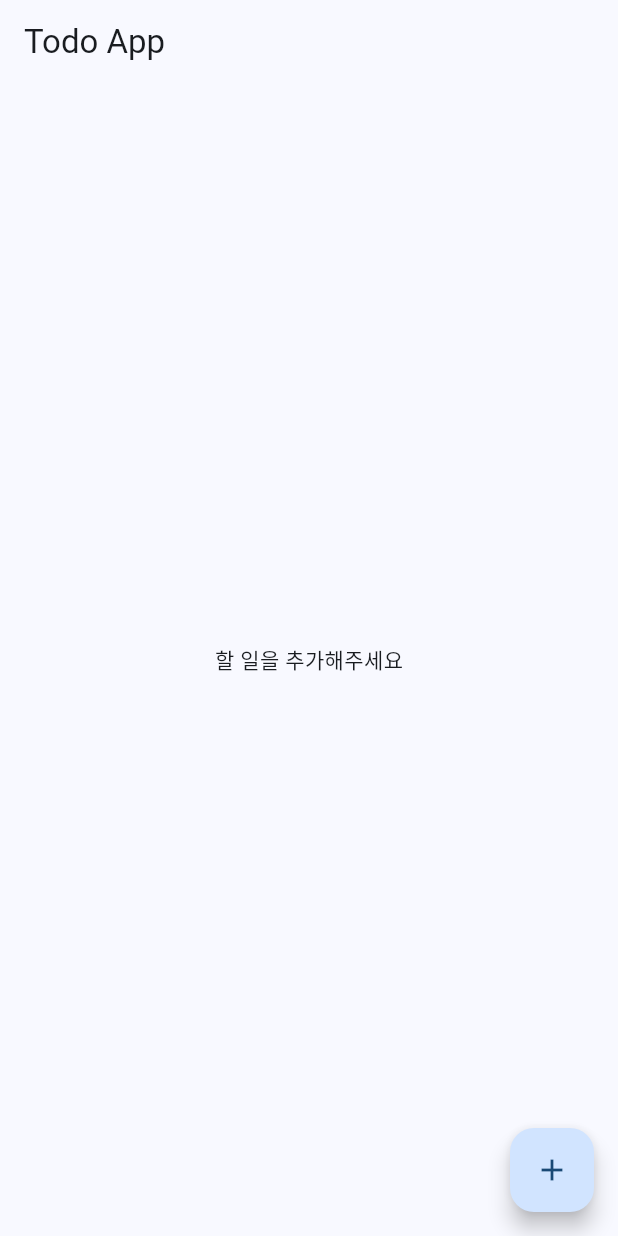
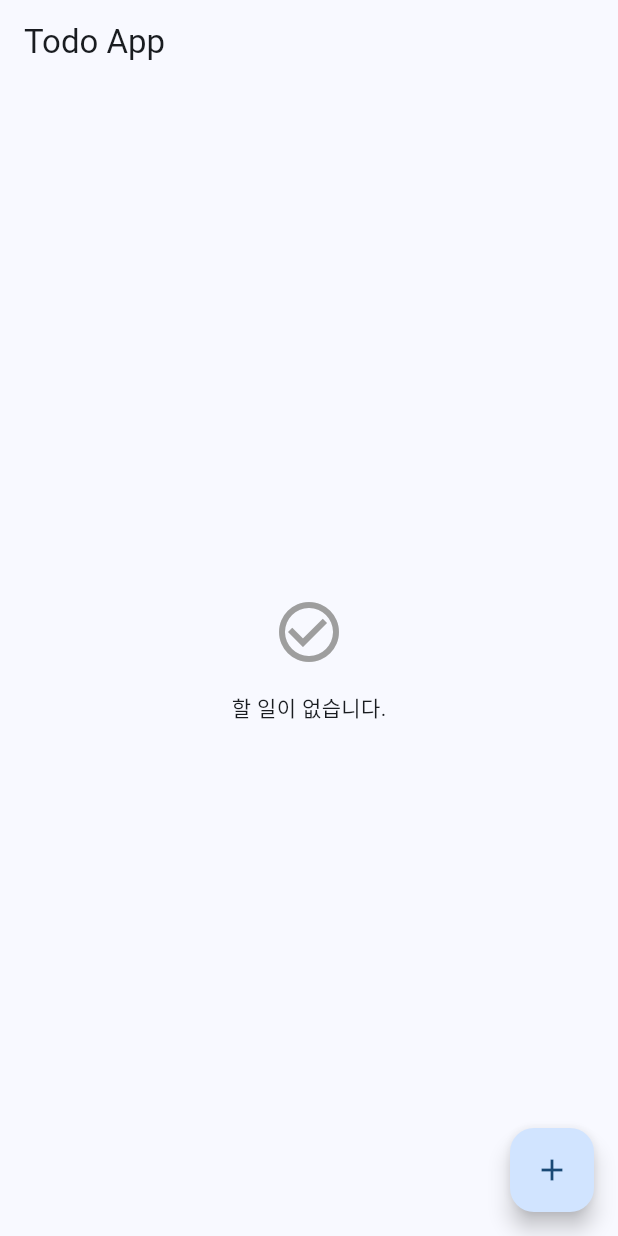
Before and after one commit to iampeel/todo_app, a Flutter app: the screen it shows after launch, on a phone screen of 412 x 824 dp. Run offline on Flutter 3.47's test engine with Material 3 defaults, Android fonts, the phone set to English and light mode, and no system bars; our stand-ins replace shared_preferences.

Commit message:
8. 로딩 상태와 에러 처리 개선 - 로딩 상태 관리:   - 작업별 로딩 상태 추가   - 로딩 인디케이터 UI 개선   - 스켈레톤 로딩 추가
- 에러 처리:
  - 에러 메시지 표시
  - 재시도 기능
  - 사용자 친화적 피드백

```diff
--- a/lib/screens/home_screen.dart
+++ b/lib/screens/home_screen.dart
@@ -16,6 +16,7 @@ class HomeScreen extends StatefulWidget {
 class _HomeScreenState extends State<HomeScreen> {
   List<Todo> _todos = [];
   bool _isLoading = true;
+  String? _error;
 
   @override
   void initState() {
@@ -24,6 +25,11 @@ class _HomeScreenState extends State<HomeScreen> {
   }
 
   Future<void> _loadTodos() async {
+    setState(() {
+      _isLoading = true;
+      _error = null;
+    });
+
     try {
       final todos = await widget.storageService.loadTodos();
       setState(() {
@@ -32,9 +38,9 @@ class _HomeScreenState extends State<HomeScreen> {
       });
     } catch (e) {
       setState(() {
+        _error = '할 일을 불러오는데 실패했습니다.';
         _isLoading = false;
       });
-      // 에러 처리는 다음 단계에서 구현
     }
   }
 
@@ -67,16 +73,49 @@ class _HomeScreenState extends State<HomeScreen> {
     await widget.storageService.saveTodos(_todos);
   }
 
-  @override
-  Widget build(BuildContext context) {
-    return Scaffold(
-      appBar: AppBar(title: const Text('Todo App')),
-      body:
-          _isLoading
-              ? const Center(child: CircularProgressIndicator())
-              : _todos.isEmpty
-              ? const Center(child: Text('할 일을 추가해주세요'))
-              : ListView.builder(
+  Widget _buildBody() {
+    if (_isLoading) {
+      return const Center(
+        child: Column(
+          mainAxisAlignment: MainAxisAlignment.center,
+          children: [
+            CircularProgressIndicator(),
+            SizedBox(height: 16),
+            Text('할 일을 불러오는 중...'),
+          ],
+        ),
+      );
+    }
+
+    if (_error != null) {
+      return Center(
+        child: Column(
+          mainAxisAlignment: MainAxisAlignment.center,
+          children: [
+            const Icon(Icons.error_outline, color: Colors.red, size: 48),
+            const SizedBox(height: 16),
+            Text(_error!),
+            const SizedBox(height: 16),
+            ElevatedButton(onPressed: _loadTodos, child: const Text('다시 시도')),
+          ],
+        ),
+      );
+    }
+
+    if (_todos.isEmpty) {
+      return const Center(
+        child: Column(
+          mainAxisAlignment: MainAxisAlignment.center,
+          children: [
+            Icon(Icons.check_circle_outline, size: 48, color: Colors.grey),
+            SizedBox(height: 16),
+            Text('할 일이 없습니다.'),
+          ],
+        ),
+      );
+    }
+
+    return ListView.builder(
       padding: const EdgeInsets.all(16),
       itemCount: _todos.length,
       itemBuilder: (context, index) {
@@ -84,29 +123,50 @@ class _HomeScreenState extends State<HomeScreen> {
         return TodoItem(
           todo: todo,
           onToggle: () => _toggleTodo(todo.id),
-                    onDelete: () => _deleteTodo(todo.id), // 추가
+          onDelete: () => _deleteTodo(todo.id),
         );
       },
+    );
+  }
+
+  @override
+  Widget build(BuildContext context) {
+    return Scaffold(
+      appBar: AppBar(
+        title: const Text('Todo App'),
+        actions: [
+          if (_error != null)
+            IconButton(icon: const Icon(Icons.refresh), onPressed: _loadTodos),
+        ],
       ),
+      body: _buildBody(),
       floatingActionButton: FloatingActionButton(
-        onPressed: () async {
+        onPressed:
+            _error != null
+                ? null
+                : () async {
                   final result = await Navigator.push<String>(
                     context,
-            MaterialPageRoute(builder: (context) => const AddTodoScreen()),
+                    MaterialPageRoute(
+                      builder: (context) => const AddTodoScreen(),
+                    ),
                   );
 
                   if (result != null) {
                     try {
                       await _addTodo(result);
                       if (!mounted) return;
-              ScaffoldMessenger.of(
-                context,
-              ).showSnackBar(const SnackBar(content: Text('할 일이 추가되었습니다')));
+                      ScaffoldMessenger.of(context).showSnackBar(
+                        const SnackBar(content: Text('할 일이 추가되었습니다')),
+                      );
                     } catch (e) {
                       if (!mounted) return;
-              ScaffoldMessenger.of(
-                context,
-              ).showSnackBar(const SnackBar(content: Text('할 일 추가에 실패했습니다')));
+                      ScaffoldMessenger.of(context).showSnackBar(
+                        const SnackBar(
+                          content: Text('할 일 추가에 실패했습니다'),
+                          backgroundColor: Colors.red,
+                        ),
+                      );
                     }
                   }
                 },
```
Lines whose indentation alone changed are shown as unchanged.
